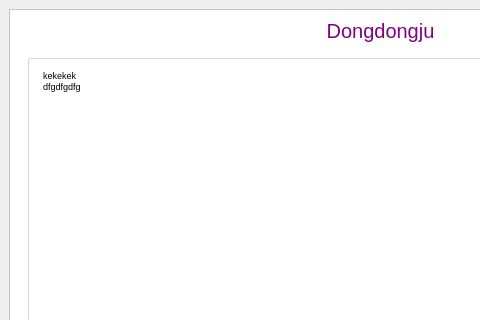
The window that Client/mainwindow.ui (incheon-kim/QtMultiChat) describes before a commit, drawn with Qt 5; both pictures show x 0 to 480 and y 0 to 320 of the 761 by 666 pixel window.
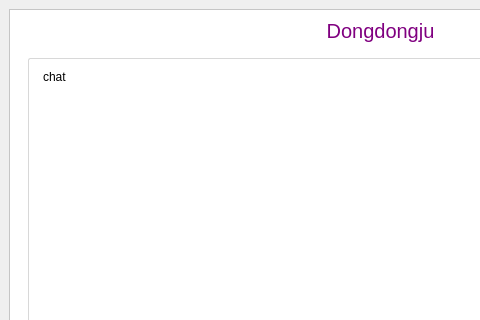
The same window after the commit. The open tabs and pages were chosen to show the change.

Patch:
```diff
--- a/Client/mainwindow.ui
+++ b/Client/mainwindow.ui
@@ -121,8 +121,7 @@
 &lt;html&gt;&lt;head&gt;&lt;meta name=&quot;qrichtext&quot; content=&quot;1&quot; /&gt;&lt;style type=&quot;text/css&quot;&gt;
 p, li { white-space: pre-wrap; }
 &lt;/style&gt;&lt;/head&gt;&lt;body style=&quot; font-family:'Helvetica,Arial,sans-serif'; font-size:12px; font-weight:400; font-style:normal;&quot;&gt;
-&lt;p style=&quot; margin-top:0px; margin-bottom:0px; margin-left:0px; margin-right:0px; -qt-block-indent:0; text-indent:0px;&quot;&gt;&lt;span style=&quot; font-size:7pt;&quot;&gt;kekekek&lt;/span&gt;&lt;/p&gt;
-&lt;p style=&quot; margin-top:0px; margin-bottom:0px; margin-left:0px; margin-right:0px; -qt-block-indent:0; text-indent:0px;&quot;&gt;&lt;span style=&quot; font-size:7pt;&quot;&gt;dfgdfgdfg&lt;/span&gt;&lt;/p&gt;&lt;/body&gt;&lt;/html&gt;</string>
+&lt;p style=&quot; margin-top:0px; margin-bottom:0px; margin-left:0px; margin-right:0px; -qt-block-indent:0; text-indent:0px;&quot;&gt;&lt;span style=&quot; font-size:12px;&quot;&gt;chat&lt;/span&gt;&lt;/p&gt;&lt;/body&gt;&lt;/html&gt;</string>
                </property>
               </widget>
              </item>
```
